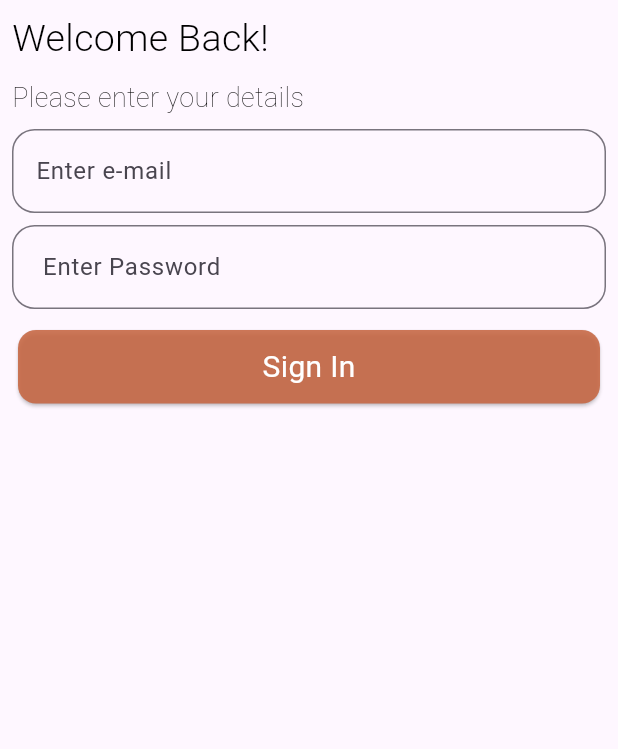
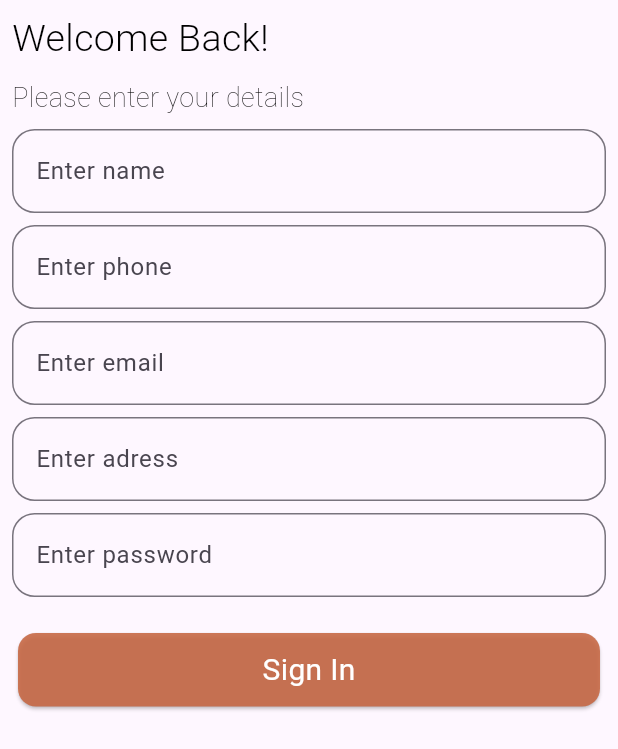
Before and after one commit to obaidul360/E-Commerce-App, a Flutter app: the screen it shows after launch, on a phone screen of 412 x 824 dp. Shown: the top 749 px of the screen. Run offline on Flutter 3.47's test engine with Material 3 defaults, Android fonts, the phone set to English and light mode, and no system bars.

Commit message:
field required

```diff
--- a/lib/src/form/sign_in.dart
+++ b/lib/src/form/sign_in.dart
@@ -15,6 +15,11 @@ class SignInScreen extends StatefulWidget {
 
 class _SignInScreenState extends State<SignInScreen> {
   final _FormKey = GlobalKey<FormState>();
+  final TextEditingController nameController = TextEditingController();
+  final TextEditingController phoneController = TextEditingController();
+  final TextEditingController emailController = TextEditingController();
+  final TextEditingController adressController = TextEditingController();
+  final TextEditingController passController = TextEditingController();
   @override
   Widget build(BuildContext context) {
     return Scaffold(
@@ -22,6 +27,7 @@ class _SignInScreenState extends State<SignInScreen> {
         padding: const EdgeInsets.all(8.0),
         child: SingleChildScrollView(
           child: Form(
+            key: _FormKey,
             child: Column(
               crossAxisAlignment: CrossAxisAlignment.start,
               children: [
@@ -43,16 +49,71 @@ class _SignInScreenState extends State<SignInScreen> {
                   ),
                 ),
                 SizedBox(height: 8),
-                CustomTextField(hintText: 'Enter e-mail'),
+                CustomTextField(
+                  hintText: 'name',
+                  nameController: nameController,
+                  keyType: TextInputType.name,
+                  validator: (value) {
+                    if (value == null || value.isEmpty) {
+                      return "Name required";
+                    }
+                    return null;
+                  },
+                ),
                 SizedBox(height: 8),
-                CustomTextField(hintText: ' Enter Password'),
-                SizedBox(height: 10),
+                CustomTextField(
+                  hintText: 'phone',
+                  nameController: phoneController,
+                  keyType: TextInputType.phone,
+                  validator: (value) {
+                    if (value == null || value.isEmpty) {
+                      return "Phone required";
+                    }
+                    return null;
+                  },
+                ),
+                SizedBox(height: 8),
+                CustomTextField(
+                  hintText: "email",
+                  nameController: emailController,
+                  keyType: TextInputType.emailAddress,
+                  validator: (value) {
+                    if (value == null || value.isEmpty) {
+                      return "Email required";
+                    }
+                    return null;
+                  },
+                ),
+                SizedBox(height: 8),
+                CustomTextField(
+                  hintText: "adress",
+                  nameController: adressController,
+                  keyType: TextInputType.streetAddress,
+                  validator: (value) {
+                    if (value == null || value.isEmpty) {
+                      return "Adress required";
+                    }
+                    return null;
+                  },
+                ),
+                SizedBox(height: 8),
+                CustomTextField(
+                  hintText: "password",
+                  nameController: passController,
+                  keyType: TextInputType.visiblePassword,
+                  validator: (value) {
+                    if (value == null || value.isEmpty) {
+                      return "Password required";
+                    }
+                    return null;
+                  },
+                ),
+                SizedBox(height: 20),
                 CustomButton(
                   onTap: () {
-                    Navigator.pushReplacement(
-                      context,
-                      MaterialPageRoute(builder: (context) => HomeScreen()),
-                    );
+                    if (!_FormKey.currentState!.validate()) {
+                      print("Form Valid ✅");
+                    }
                   },
                   title: 'Sign In',
                   colo: Colors.white,
--- a/lib/src/widgets/custon_text_field.dart
+++ b/lib/src/widgets/custon_text_field.dart
@@ -1,15 +1,33 @@
 import 'package:flutter/material.dart';
 
 class CustomTextField extends StatelessWidget {
-  const CustomTextField({super.key, required this.hintText});
+  CustomTextField({
+    super.key,
+    required this.hintText,
+    required this.nameController,
+    required this.validator,
+    required this.keyType,
+  });
   final String hintText;
+
+  final TextEditingController nameController;
+  final FormFieldValidator validator;
+  final keyType;
+  final _FormKey = GlobalKey<FormState>();
 
   @override
   Widget build(BuildContext context) {
-    return TextField(
-      decoration: InputDecoration(
-        hintText: hintText,
-        border: OutlineInputBorder(borderRadius: BorderRadius.circular(15)),
+    return Form(
+      key: _FormKey,
+      child: TextFormField(
+        keyboardType: keyType,
+        controller: nameController,
+        validator: validator,
+        decoration: InputDecoration(
+          hintText: "Enter $hintText",
+
+          border: OutlineInputBorder(borderRadius: BorderRadius.circular(15)),
+        ),
       ),
     );
   }
```
Also changed, not shown: lib/src/home/home_screen.dart (+16 -1 lines).
